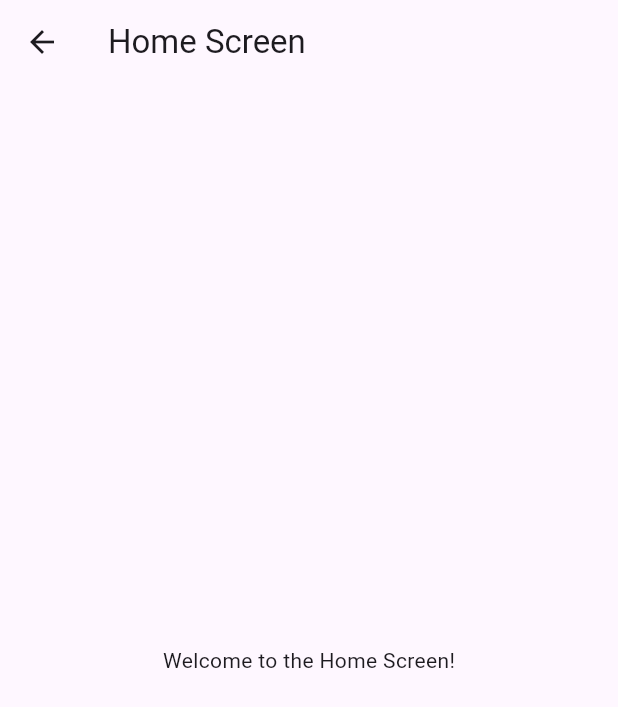
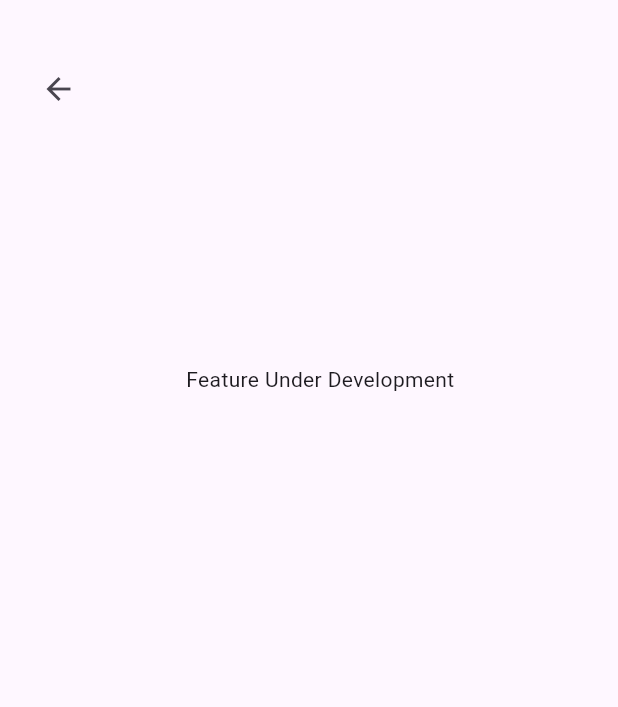
Before and after one commit to ArvandAlfarizki/ApkDemo, a Flutter app: the ProfileScreen screen opened directly, on a phone screen of 412 x 824 dp. Shown: the top 707 px of the screen. Run offline on Flutter 3.47's test engine with Material 3 defaults, Android fonts, the light colour scheme and no system bars; our stand-ins replace flutter_screenutil, google_fonts.

Commit message:
profile under development
profile under development

```diff
--- a/lib/profile/profile.dart
+++ b/lib/profile/profile.dart
@@ -1,4 +1,6 @@
+import 'package:apkdemo/home/home.dart';
 import 'package:flutter/material.dart';
+import 'package:google_fonts/google_fonts.dart';
 
 class ProfileScreen extends StatelessWidget {
   const ProfileScreen({Key? key}) : super(key: key);
@@ -6,12 +8,33 @@ class ProfileScreen extends StatelessWidget {
   @override
   Widget build(BuildContext context) {
     return Scaffold(
-      appBar: AppBar(
-        title: const Text('Home Screen'),
-      ),
-      body: const Center(
-        child: Text('Welcome to the Home Screen!'),
-      ),
+      // appBar: AppBar(
+      //   title: const Text('Home Screen'),
+      // ),
+      body: Container(
+          margin: EdgeInsets.only(left: 15.0, top: 35.0),
+          child: Column(
+            crossAxisAlignment: CrossAxisAlignment.start,
+            children: [
+              Row(
+                children: [
+                  IconButton(
+                    icon: Icon(Icons.arrow_back),
+                    onPressed: () {
+                      Navigator.push(context,
+                          MaterialPageRoute(builder: (context) {
+                        return const HomeScreen();
+                      }));
+                    },
+                  ),
+                ],
+              ),
+              Container(
+                margin: EdgeInsets.only(top: 160),
+                child: Center(child: Text('Feature Under Development')),
+              )
+            ],
+          )),
     );
   }
 }
```
